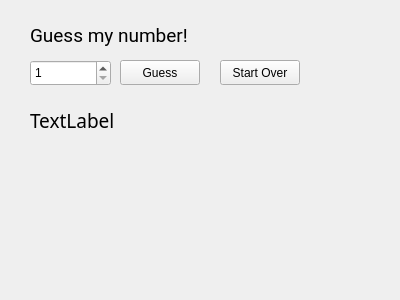
Qt form qtgui1/guessTheNumber/widget.ui (eduardorasgado/RoadtoQt5) before a commit.
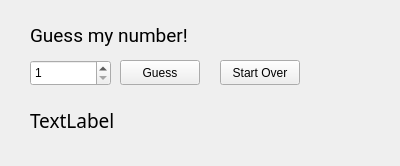
The same form after that commit.

Commit message: guess the Number: complet all logic loop. Finished.

Patch:
```diff
--- a/qtgui1/guessTheNumber/widget.ui
+++ b/qtgui1/guessTheNumber/widget.ui
@@ -7,7 +7,7 @@
     <x>0</x>
     <y>0</y>
     <width>400</width>
-    <height>300</height>
+    <height>166</height>
    </rect>
   </property>
   <property name="windowTitle">
```
The commit also changes 1 other file.
